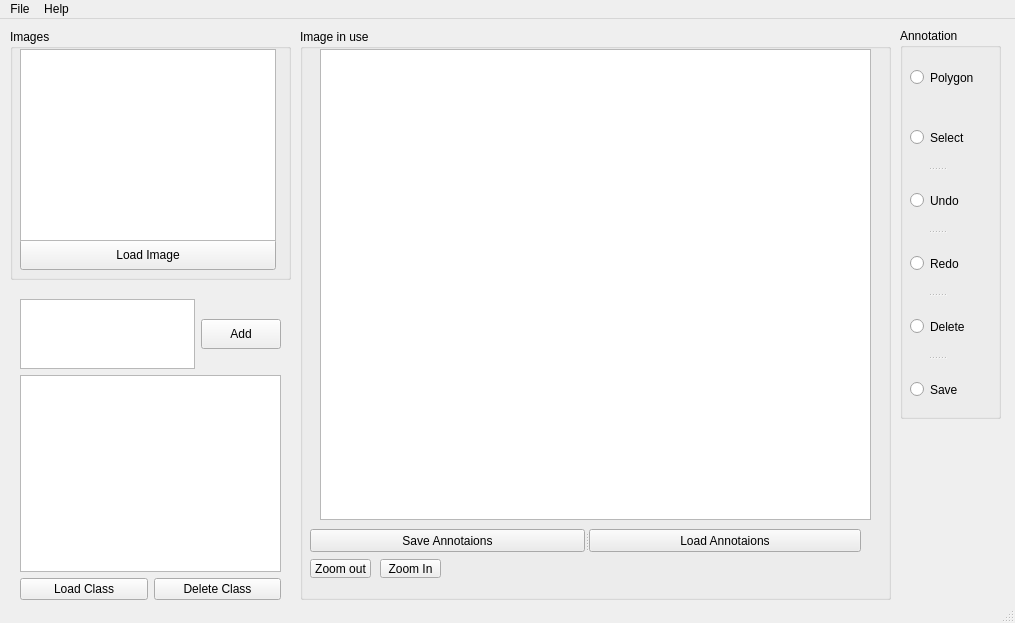
Old version of the form mainwindow.ui in the repository SDI-Group-35/Project.
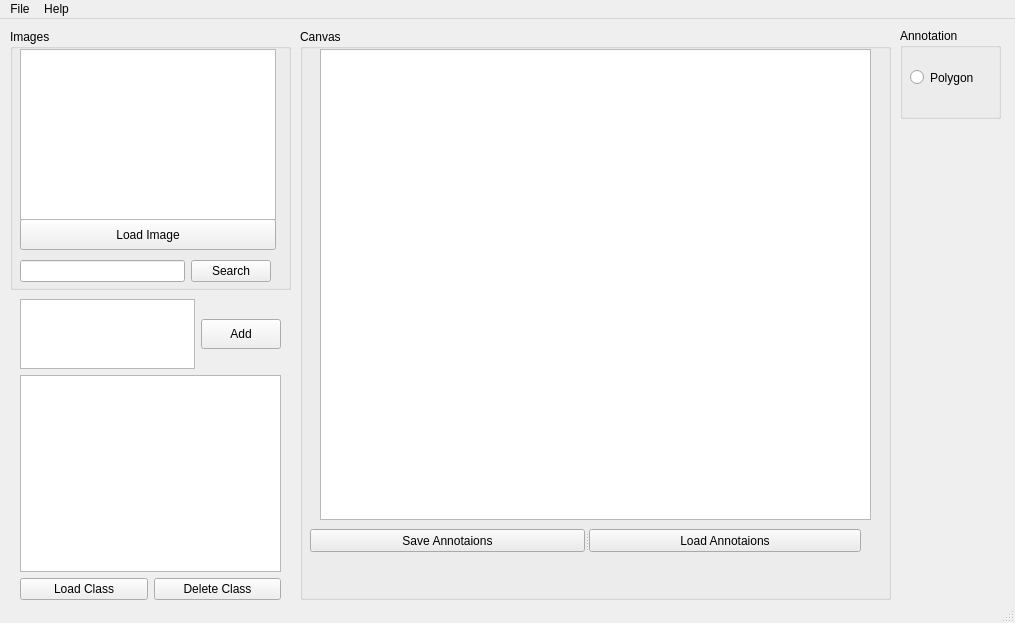
New version of the form.

The edit to the form file:
```diff
--- a/mainwindow.ui
+++ b/mainwindow.ui
@@ -43,7 +43,7 @@
       <x>10</x>
       <y>10</y>
       <width>281</width>
-      <height>251</height>
+      <height>261</height>
      </rect>
     </property>
     <property name="title">
@@ -53,7 +53,7 @@
      <property name="geometry">
       <rect>
        <x>10</x>
-       <y>210</y>
+       <y>190</y>
        <width>256</width>
        <height>31</height>
       </rect>
@@ -73,10 +73,36 @@
        <x>10</x>
        <y>20</y>
        <width>256</width>
-       <height>192</height>
+       <height>171</height>
       </rect>
      </property>
     </widget>
+    <widget class="QWidget" name="layoutWidget">
+     <property name="geometry">
+      <rect>
+       <x>10</x>
+       <y>230</y>
+       <width>251</width>
+       <height>25</height>
+      </rect>
+     </property>
+     <layout class="QHBoxLayout" name="horizontalLayout_3">
+      <item>
+       <widget class="QLineEdit" name="searchLineEdit">
+        <property name="enabled">
+         <bool>true</bool>
+        </property>
+       </widget>
+      </item>
+      <item>
+       <widget class="QPushButton" name="SearchButton">
+        <property name="text">
+         <string>Search</string>
+        </property>
+       </widget>
+      </item>
+     </layout>
+    </widget>
    </widget>
    <widget class="QGroupBox" name="groupBox_3">
     <property name="geometry">
@@ -88,34 +114,8 @@
      </rect>
     </property>
     <property name="title">
-     <string>Image in use</string>
+     <string>Canvas</string>
     </property>
-    <widget class="QToolButton" name="zoomOut">
-     <property name="geometry">
-      <rect>
-       <x>10</x>
-       <y>530</y>
-       <width>61</width>
-       <height>19</height>
-      </rect>
-     </property>
-     <property name="text">
-      <string>Zoom out</string>
-     </property>
-    </widget>
-    <widget class="QToolButton" name="zoomIn">
-     <property name="geometry">
-      <rect>
-       <x>80</x>
-       <y>530</y>
-       <width>61</width>
-       <height>19</height>
-      </rect>
-     </property>
-     <property name="text">
-      <string>Zoom In</string>
-     </property>
-    </widget>
    </widget>
    <widget class="QGroupBox" name="groupBox_4">
     <property name="geometry">
@@ -123,50 +123,12 @@
       <x>900</x>
       <y>9</y>
       <width>101</width>
-      <height>391</height>
+      <height>91</height>
      </rect>
     </property>
     <property name="title">
      <string>Annotation</string>
     </property>
-    <widget class="QSplitter" name="splitter_4">
-     <property name="geometry">
-      <rect>
-       <x>10</x>
-       <y>80</y>
-       <width>54</width>
-       <height>311</height>
-      </rect>
-     </property>
-     <property name="orientation">
-      <enum>Qt::Vertical</enum>
-     </property>
-     <widget class="QRadioButton" name="radioButton_2">
-      <property name="text">
-       <string>Select</string>
-      </property>
-     </widget>
-     <widget class="QRadioButton" name="radioButton_3">
-      <property name="text">
-       <string>Undo</string>
-      </property>
-     </widget>
-     <widget class="QRadioButton" name="radioButton_5">
-      <property name="text">
-       <string>Redo</string>
-      </property>
-     </widget>
-     <widget class="QRadioButton" name="radioButton_4">
-      <property name="text">
-       <string>Delete</string>
-      </property>
-     </widget>
-     <widget class="QRadioButton" name="radioButton_6">
-      <property name="text">
-       <string>Save</string>
-      </property>
-     </widget>
-    </widget>
    </widget>
    <widget class="QSplitter" name="splitter_3">
     <property name="geometry">
```
